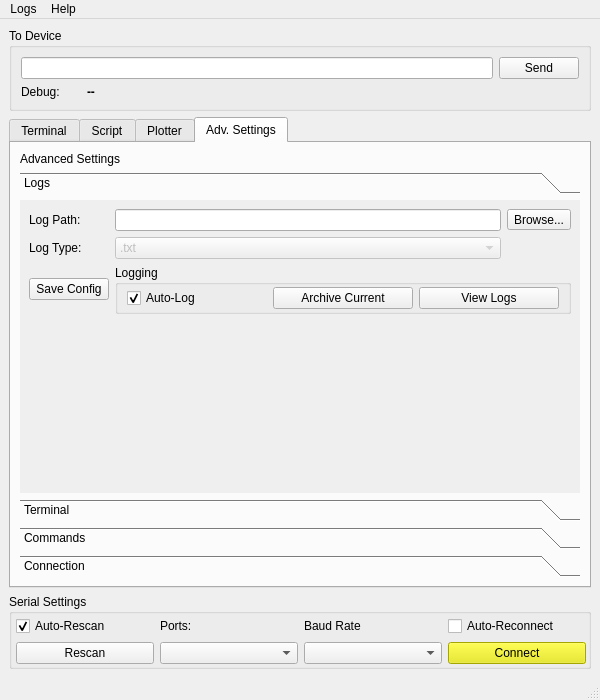
Qt form ui_files/mainWindow.ui (careweather/SerialKiller) before a commit.
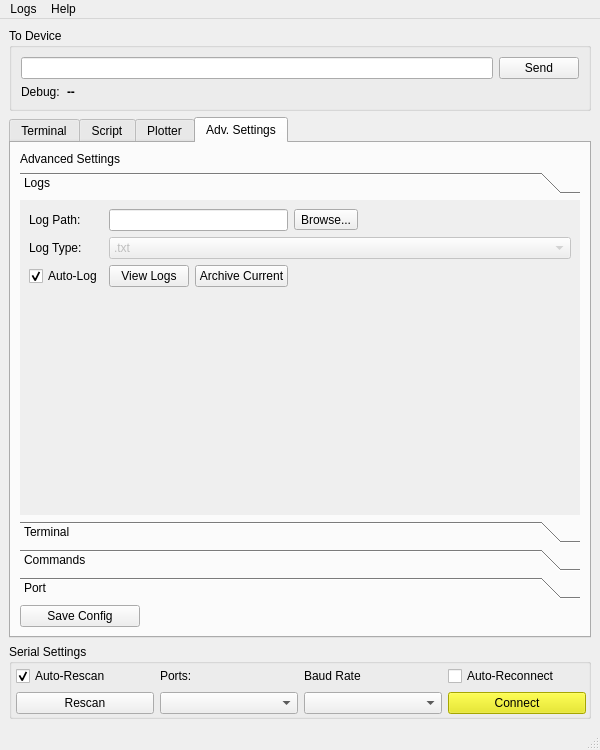
The same form after that commit. The open tabs and pages were chosen to show the change. Custom widgets are drawn as their Qt base class.

Patch:
```diff
--- a/ui_files/mainWindow.ui
+++ b/ui_files/mainWindow.ui
@@ -7,7 +7,7 @@
     <x>0</x>
     <y>0</y>
     <width>600</width>
-    <height>700</height>
+    <height>750</height>
    </rect>
   </property>
   <property name="sizePolicy">
@@ -76,7 +76,7 @@
          </property>
         </widget>
        </item>
-       <item row="1" column="1" colspan="3">
+       <item row="1" column="1">
         <widget class="QLabel" name="label_debug">
          <property name="font">
           <font>
@@ -92,9 +92,15 @@
        </item>
        <item row="1" column="0">
         <widget class="QLabel" name="label_10">
+         <property name="minimumSize">
+          <size>
+           <width>40</width>
+           <height>0</height>
+          </size>
+         </property>
          <property name="maximumSize">
           <size>
-           <width>60</width>
+           <width>40</width>
            <height>16777215</height>
           </size>
          </property>
@@ -469,6 +475,25 @@
         <string>Adv. Settings</string>
        </attribute>
        <layout class="QGridLayout" name="gridLayout_6">
+        <item row="3" column="0">
+         <widget class="QPushButton" name="button_saveSettings">
+          <property name="sizePolicy">
+           <sizepolicy hsizetype="Minimum" vsizetype="Fixed">
+            <horstretch>0</horstretch>
+            <verstretch>0</verstretch>
+           </sizepolicy>
+          </property>
+          <property name="maximumSize">
+           <size>
+            <width>120</width>
+            <height>16777215</height>
+           </size>
+          </property>
+          <property name="text">
+           <string>Save Config</string>
+          </property>
+         </widget>
+        </item>
         <item row="0" column="0">
          <widget class="QLabel" name="label_3">
           <property name="sizePolicy">
@@ -488,7 +513,7 @@
           </property>
          </widget>
         </item>
-        <item row="1" column="0">
+        <item row="2" column="0">
          <widget class="QToolBox" name="toolBox">
           <property name="sizePolicy">
            <sizepolicy hsizetype="MinimumExpanding" vsizetype="Expanding">
@@ -517,28 +542,21 @@
              <x>0</x>
              <y>0</y>
              <width>558</width>
-             <height>284</height>
+             <height>304</height>
             </rect>
            </property>
            <attribute name="label">
             <string>Logs</string>
            </attribute>
            <layout class="QGridLayout" name="gridLayout_4">
-            <item row="1" column="0">
+            <item row="4" column="0">
              <widget class="QLabel" name="label_logPath_2">
               <property name="text">
                <string>Log Type:</string>
               </property>
              </widget>
             </item>
-            <item row="0" column="2">
-             <widget class="QToolButton" name="toolButton_logPath">
-              <property name="text">
-               <string>Browse...</string>
-              </property>
-             </widget>
-            </item>
-            <item row="0" column="1">
+            <item row="0" column="2" colspan="2">
              <widget class="QLineEdit" name="lineEdit_logPath">
               <property name="toolTip">
                <string>&lt;html&gt;&lt;head/&gt;&lt;body&gt;&lt;p&gt;The path that the logs will be stored to&lt;/p&gt;&lt;/body&gt;&lt;/html&gt;</string>
@@ -557,7 +575,37 @@
               </property>
              </widget>
             </item>
-            <item row="1" column="1">
+            <item row="0" column="0">
+             <widget class="QLabel" name="label_logPath">
+              <property name="text">
+               <string>Log Path:</string>
+              </property>
+             </widget>
+            </item>
+            <item row="7" column="2">
+             <spacer name="verticalSpacer">
+              <property name="orientation">
+               <enum>Qt::Vertical</enum>
+              </property>
+              <property name="sizeHint" stdset="0">
+               <size>
+                <width>20</width>
+                <height>40</height>
+               </size>
+              </property>
+             </spacer>
+            </item>
+            <item row="6" column="0">
+             <widget class="QCheckBox" name="checkbox_autoLog">
+              <property name="text">
+               <string>Auto-Log</string>
+              </property>
+              <property name="checked">
+               <bool>true</bool>
+              </property>
+             </widget>
+            </item>
+            <item row="4" column="2" colspan="3">
              <widget class="QComboBox" name="comboBox_logType">
               <property name="enabled">
                <bool>false</bool>
@@ -579,85 +627,38 @@
               </item>
              </widget>
             </item>
-            <item row="0" column="0">
-             <widget class="QLabel" name="label_logPath">
+            <item row="6" column="3">
+             <widget class="QPushButton" name="button_newLog">
               <property name="text">
-               <string>Log Path:</string>
+               <string>Archive Current</string>
               </property>
              </widget>
             </item>
-            <item row="3" column="1">
-             <spacer name="verticalSpacer">
+            <item row="6" column="4">
+             <spacer name="horizontalSpacer_2">
               <property name="orientation">
-               <enum>Qt::Vertical</enum>
+               <enum>Qt::Horizontal</enum>
               </property>
               <property name="sizeHint" stdset="0">
                <size>
-                <width>20</width>
-                <height>40</height>
+                <width>40</width>
+                <height>20</height>
                </size>
               </property>
              </spacer>
             </item>
-            <item row="2" column="0">
-             <widget class="QPushButton" name="button_saveSettings">
-              <property name="sizePolicy">
-               <sizepolicy hsizetype="Minimum" vsizetype="Fixed">
-                <horstretch>0</horstretch>
-                <verstretch>0</verstretch>
-               </sizepolicy>
-              </property>
-              <property name="maximumSize">
-               <size>
-                <width>120</width>
-                <height>16777215</height>
-               </size>
-              </property>
+            <item row="6" column="2">
+             <widget class="QPushButton" name="button_viewLogs">
               <property name="text">
-               <string>Save Config</string>
+               <string>View Logs</string>
               </property>
              </widget>
             </item>
-            <item row="2" column="1" colspan="2">
-             <widget class="QGroupBox" name="groupBox_3">
-              <property name="title">
-               <string>Logging</string>
+            <item row="0" column="4">
+             <widget class="QToolButton" name="toolButton_logPath">
+              <property name="text">
+               <string>Browse...</string>
               </property>
-              <property name="flat">
-               <bool>false</bool>
-              </property>
-              <layout class="QHBoxLayout" name="horizontalLayout_2">
-               <property name="topMargin">
-                <number>2</number>
-               </property>
-               <property name="bottomMargin">
-                <number>2</number>
-               </property>
-               <item>
-                <widget class="QCheckBox" name="checkbox_autoLog">
-                 <property name="text">
-                  <string>Auto-Log</string>
-                 </property>
-                 <property name="checked">
-                  <bool>true</bool>
-                 </property>
-                </widget>
-               </item>
-               <item>
-                <widget class="QPushButton" name="button_newLog">
-                 <property name="text">
-                  <string>Archive Current</string>
-                 </property>
-                </widget>
-               </item>
-               <item>
-                <widget class="QPushButton" name="button_viewLogs">
-                 <property name="text">
-                  <string>View Logs</string>
-                 </property>
-                </widget>
-               </item>
-              </layout>
              </widget>
             </item>
            </layout>
@@ -993,7 +994,7 @@
             </rect>
            </property>
            <attribute name="label">
-            <string>Connection</string>
+            <string>Port</string>
            </attribute>
            <widget class="QCheckBox" name="checkBox_rtscts">
             <property name="geometry">
```
Left out of the diff: 348 changed lines with no effect on the pictures.
